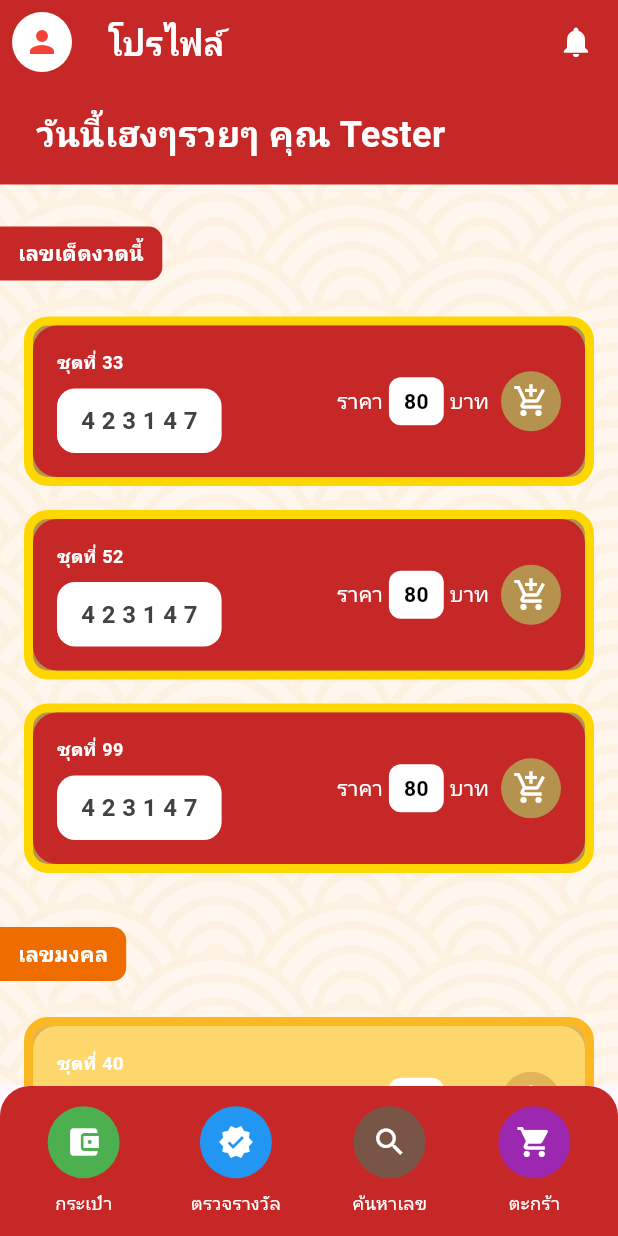
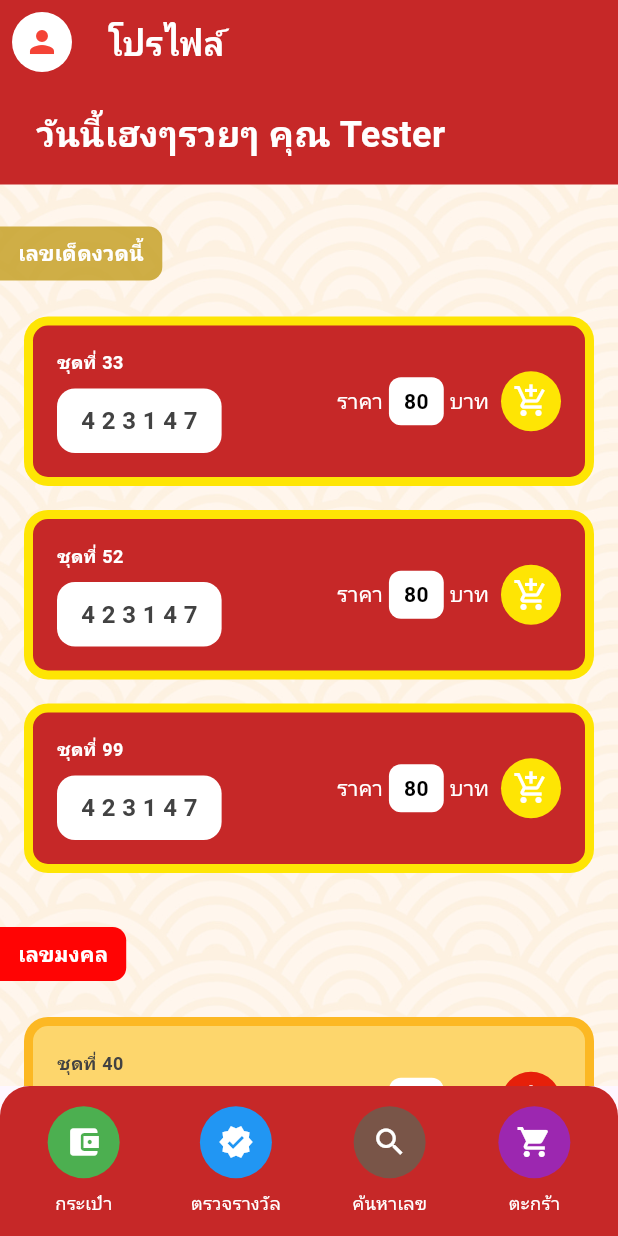
Before and after one commit to Chonrattiz/MobileLottoly, a Flutter app: the HomeScreen screen opened directly, on a phone screen of 412 x 824 dp. Run offline on Flutter 3.47's test engine with Material 3 defaults, Android fonts, the phone set to English and light mode, and no system bars; our stand-ins replace google_fonts.

Commit message:
home.dart

```diff
--- a/lib/pages/home.dart
+++ b/lib/pages/home.dart
@@ -1,4 +1,17 @@
 import 'package:flutter/material.dart';
+
+void main() {
+  runApp(const MyApp());
+}
+
+class MyApp extends StatelessWidget {
+  const MyApp({super.key});
+
+  @override
+  Widget build(BuildContext context) {
+    return MaterialApp(home: HomeScreen());
+  }
+}
 
 class HomeScreen extends StatelessWidget {
   const HomeScreen({super.key});
@@ -8,9 +21,9 @@ class HomeScreen extends StatelessWidget {
     return Scaffold(
       appBar: _buildAppBar(),
       body: Container(
-        decoration: BoxDecoration(
+        decoration: const BoxDecoration(
           image: DecorationImage(
-            image: AssetImage('assets/image/bg4.png'), // ใส่ path รูปของคุณ
+            image: AssetImage('assets/image/bg4.png'),
             fit: BoxFit.cover,
           ),
         ),
@@ -20,40 +33,55 @@ class HomeScreen extends StatelessWidget {
             children: [
               _buildHeader(),
               const SizedBox(height: 20),
-              _buildSection('เลขเด็ดงวดนี้', Colors.red[800]!, [
+              // ใช้ _LotteryCard คลาสเดียว
+              _buildSection(
+                'เลขเด็ดงวดนี้',
+                const Color.fromARGB(216, 198, 161, 40)!,
+                [
                   _LotteryCard(
                     title: 'ชุดที่ 33',
                     number: '4 2 3 1 4 7',
                     price: '80',
-                  accentColor: const Color(0xFFB5934E),
+                    cardColor: Colors.red[800]!,
+                    borderColor: const Color.fromARGB(255, 254, 229, 4),
+                    cartColor: const Color.fromARGB(255, 254, 229, 4),
                   ),
                   _LotteryCard(
                     title: 'ชุดที่ 52',
                     number: '4 2 3 1 4 7',
                     price: '80',
-                  accentColor: const Color(0xFFB5934E),
+                    cardColor: Colors.red[800]!,
+                    borderColor: const Color.fromARGB(255, 254, 229, 4),
+                    cartColor: const Color.fromARGB(255, 254, 229, 4),
                   ),
                   _LotteryCard(
                     title: 'ชุดที่ 99',
                     number: '4 2 3 1 4 7',
                     price: '80',
-                  accentColor: const Color(0xFFB5934E),
+                    cardColor: Colors.red[800]!,
+                    borderColor: const Color.fromARGB(255, 254, 229, 4),
+                    cartColor: const Color.fromARGB(255, 254, 229, 4),
                   ),
-              ]),
+                ],
+              ),
               const SizedBox(height: 20),
-              _buildSection('เลขมงคล', Colors.orange[800]!, [
-                _LotteryCard2(
+              // ใช้ _LotteryCard คลาสเดียวสำหรับส่วนที่ 2
+              _buildSection('เลขมงคล', const Color.fromARGB(255, 255, 4, 4)!, [
+                _LotteryCard(
                   title: 'ชุดที่ 40',
                   number: '4 7 5 1 2 7',
                   price: '80',
-                  accentColor: const Color(0xFFE2B45A),
-                  cardColor: const Color.fromARGB(255, 60, 91, 40),
+                  cardColor: const Color.fromARGB(255, 253, 214, 108),
+                  borderColor: const Color.fromARGB(255, 252, 184, 35),
+                  cartColor: const Color.fromARGB(255, 230, 32, 10),
                 ),
-                _LotteryCard2(
+                _LotteryCard(
                   title: 'ชุดที่ 1',
                   number: '7 3 4 4 7 6',
                   price: '80',
-                  accentColor: const Color(0xFFE2B45A),
+                  cardColor: const Color.fromARGB(255, 253, 214, 108),
+                  borderColor: const Color.fromARGB(255, 252, 184, 35),
+                  cartColor: const Color.fromARGB(255, 230, 32, 10),
                 ),
               ]),
               const SizedBox(height: 50),
@@ -80,12 +108,12 @@ class HomeScreen extends StatelessWidget {
         'โปรไฟล์',
         style: TextStyle(color: Colors.white, fontWeight: FontWeight.bold),
       ),
-      actions: const [
-        Padding(
-          padding: EdgeInsets.only(right: 16.0),
-          child: Icon(Icons.notifications, color: Colors.white),
-        ),
-      ],
+      // actions: const [
+      //   Padding(
+      //     padding: EdgeInsets.only(right: 16.0),
+      //     child: Icon(Icons.notifications, color: Colors.white),
+      //   ),
+      // ],
     );
   }
 
@@ -154,6 +182,25 @@ class HomeScreen extends StatelessWidget {
       ),
     );
   }
+
+  Widget _buildNavItem({
+    required IconData icon,
+    required String label,
+    required Color color,
+  }) {
+    return Column(
+      mainAxisSize: MainAxisSize.min,
+      children: [
+        CircleAvatar(
+          radius: 24,
+          backgroundColor: color,
+          child: Icon(icon, color: Colors.white, size: 24),
+        ),
+        const SizedBox(height: 8),
+        Text(label, style: const TextStyle(color: Colors.white, fontSize: 12)),
+      ],
+    );
+  }
 }
 
 class _SectionHeader extends StatelessWidget {
@@ -192,42 +239,43 @@ class _SectionHeader extends StatelessWidget {
   }
 }
 
+// รวม _LotteryCard และ _LotteryCard2
 class _LotteryCard extends StatelessWidget {
   final String title;
   final String number;
   final String price;
-  final Color accentColor;
+  final Color cardColor;
+  final Color borderColor;
+  final Color cartColor;
   final bool showCartIcon;
-  final Color cardColor;
 
   const _LotteryCard({
     required this.title,
     required this.number,
     required this.price,
-    required this.accentColor,
+    required this.cardColor,
+    required this.borderColor,
+    required this.cartColor,
     this.showCartIcon = true,
-    this.cardColor = const Color.fromARGB(255, 229, 216, 75),
   });
 
   @override
   Widget build(BuildContext context) {
-    const Color goldBorderColor = Color(0xFFFFD700);
-
     return Padding(
       padding: const EdgeInsets.symmetric(horizontal: 16.0, vertical: 8.0),
       child: Container(
         decoration: BoxDecoration(
-          color: accentColor,
-          borderRadius: BorderRadius.circular(16.0),
-          border: Border.all(color: goldBorderColor, width: 6.0),
-        ),
-        child: Card(
-          margin: const EdgeInsets.all(0),
-          elevation: 0,
-          shape: RoundedRectangleBorder(
+          color: borderColor, // ใช้ borderColor เป็นสีขอบ
           borderRadius: BorderRadius.circular(16.0),
         ),
-          color: Colors.red[800],
+        child: Container(
+          margin: const EdgeInsets.all(
+            6,
+          ), // ทำให้เกิดช่องว่างระหว่างขอบกับเนื้อหา
+          decoration: BoxDecoration(
+            color: cardColor, // ใช้ cardColor เป็นสีพื้นหลังการ์ด
+            borderRadius: BorderRadius.circular(10.0),
+          ),
           child: Padding(
             padding: const EdgeInsets.all(16.0),
             child: Row(
@@ -238,8 +286,10 @@ class _LotteryCard extends StatelessWidget {
                   children: [
                     Text(
                       title,
-                      style: const TextStyle(
-                        color: Colors.white,
+                      style: TextStyle(
+                        color: cardColor == Colors.red[800]
+                            ? Colors.white
+                            : Colors.grey[800], // ปรับสีตัวอักษรตามสีพื้นหลัง
                         fontSize: 12,
                         fontWeight: FontWeight.bold,
                       ),
@@ -267,7 +317,14 @@ class _LotteryCard extends StatelessWidget {
                 ),
                 Row(
                   children: [
-                    const Text('ราคา', style: TextStyle(color: Colors.white)),
+                    Text(
+                      'ราคา',
+                      style: TextStyle(
+                        color: cardColor == Colors.red[800]
+                            ? Colors.white
+                            : Colors.grey[800],
+                      ),
+                    ),
                     const SizedBox(width: 4),
                     Container(
                       padding: const EdgeInsets.symmetric(
@@ -280,20 +337,27 @@ class _LotteryCard extends StatelessWidget {
                       ),
                       child: Text(
                         price,
-                        style: TextStyle(
-                          color: const Color.fromARGB(255, 0, 0, 0),
+                        style: const TextStyle(
+                          color: Color.fromARGB(255, 0, 0, 0),
                           fontWeight: FontWeight.bold,
                         ),
                       ),
                     ),
                     const SizedBox(width: 4),
-                    const Text('บาท', style: TextStyle(color: Colors.white)),
+                    Text(
+                      'บาท',
+                      style: TextStyle(
+                        color: cardColor == Colors.red[800]
+                            ? Colors.white
+                            : Colors.grey[800],
+                      ),
+                    ),
                     if (showCartIcon)
                       Padding(
                         padding: const EdgeInsets.only(left: 8.0),
                         child: CircleAvatar(
                           radius: 20,
-                          backgroundColor: accentColor,
+                          backgroundColor: cartColor,
                           child: const Icon(
                             Icons.add_shopping_cart,
                             color: Colors.white,
@@ -311,145 +375,3 @@ class _LotteryCard extends StatelessWidget {
     );
   }
 }
-
-class _LotteryCard2 extends StatelessWidget {
-  final String title;
-  final String number;
-  final String price;
-  final Color accentColor;
-  final bool showCartIcon;
-  final Color cardColor;
-
-  const _LotteryCard2({
-    required this.title,
-    required this.number,
-    required this.price,
-    required this.accentColor,
-    this.showCartIcon = true,
-    this.cardColor = const Color.fromARGB(255, 229, 216, 75),
-  });
-
-  @override
-  Widget build(BuildContext context) {
-    const Color goldBorderColor = Color(0xFFFFD700);
-
-    return Padding(
-      padding: const EdgeInsets.symmetric(horizontal: 16.0, vertical: 8.0),
-      child: Container(
-        decoration: BoxDecoration(
-          color: accentColor,
-          borderRadius: BorderRadius.circular(16.0),
-          border: Border.all(
-            color: const Color.fromARGB(255, 252, 184, 35),
-            width: 6.0,
-          ),
-        ),
-        child: Card(
-          margin: const EdgeInsets.all(0),
-          elevation: 0,
-          shape: RoundedRectangleBorder(
-            borderRadius: BorderRadius.circular(16.0),
-          ),
-          color: const Color.fromARGB(255, 253, 214, 108),
-          child: Padding(
-            padding: const EdgeInsets.all(16.0),
-            child: Row(
-              mainAxisAlignment: MainAxisAlignment.spaceBetween,
-              children: [
-                Column(
-                  crossAxisAlignment: CrossAxisAlignment.start,
-                  children: [
-                    Text(
-                      title,
-                      style: const TextStyle(
-                        color: Colors.white,
-                        fontSize: 12,
-                        fontWeight: FontWeight.bold,
-                      ),
-                    ),
-                    const SizedBox(height: 8),
-                    Container(
-                      padding: const EdgeInsets.symmetric(
-                        horizontal: 16.0,
-                        vertical: 10.0,
-                      ),
-                      decoration: BoxDecoration(
-                        color: Colors.white,
-                        borderRadius: BorderRadius.circular(12.0),
-                      ),
-                      child: Text(
-                        number,
-                        style: TextStyle(
-                          fontSize: 16,
-                          fontWeight: FontWeight.bold,
-                          color: Colors.grey[800],
-                        ),
-                      ),
-                    ),
-                  ],
-                ),
-                Row(
-                  children: [
-                    const Text('ราคา', style: TextStyle(color: Colors.white)),
-                    const SizedBox(width: 4),
-                    Container(
-                      padding: const EdgeInsets.symmetric(
-                        horizontal: 10,
-                        vertical: 6,
-                      ),
-                      decoration: BoxDecoration(
-                        color: Colors.white,
-                        borderRadius: BorderRadius.circular(8),
-                      ),
-                      child: Text(
-                        price,
-                        style: TextStyle(
-                          color: const Color.fromARGB(255, 0, 0, 0),
-                          fontWeight: FontWeight.bold,
-                        ),
-                      ),
-                    ),
-                    const SizedBox(width: 4),
-                    const Text('บาท', style: TextStyle(color: Colors.white)),
-                    if (showCartIcon)
-                      Padding(
-                        padding: const EdgeInsets.only(left: 8.0),
-                        child: CircleAvatar(
-                          radius: 20,
-                          backgroundColor: accentColor,
-                          child: const Icon(
-                            Icons.add_shopping_cart,
-                            color: Colors.white,
-                            size: 24,
-                          ),
-                        ),
-                      ),
-                  ],
-                ),
-              ],
-            ),
-          ),
-        ),
-      ),
-    );
-  }
-}
-
-Widget _buildNavItem({
-  required IconData icon,
-  required String label,
-  required Color color,
-}) {
-  return Column(
-    mainAxisSize: MainAxisSize.min,
-    children: [
-      CircleAvatar(
-        radius: 24,
-        backgroundColor: color,
-        child: Icon(icon, color: Colors.white, size: 24),
-      ),
-      const SizedBox(height: 8),
-      Text(label, style: const TextStyle(color: Colors.white, fontSize: 12)),
-    ],
-  );
-}
```
Lines whose indentation alone changed are shown as unchanged.
